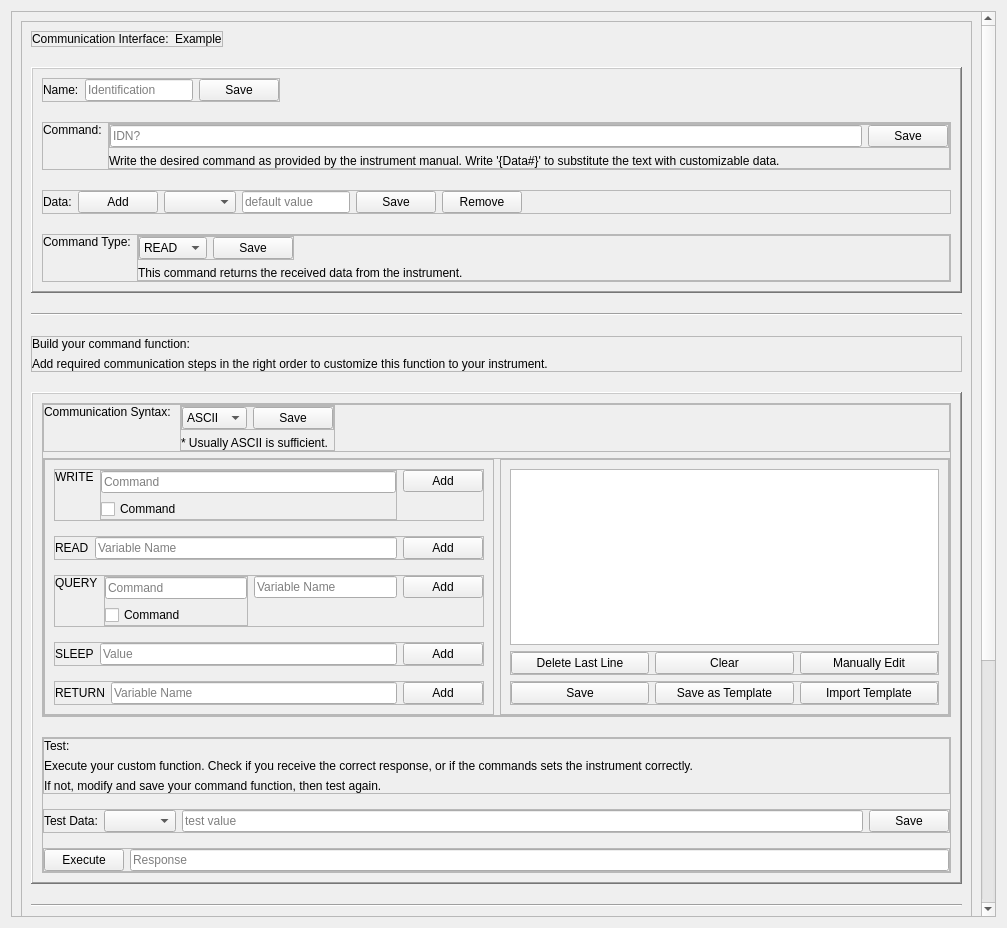
YeonungK/YonKu, file GUI/ui_files/new_command.ui: the form before one commit.
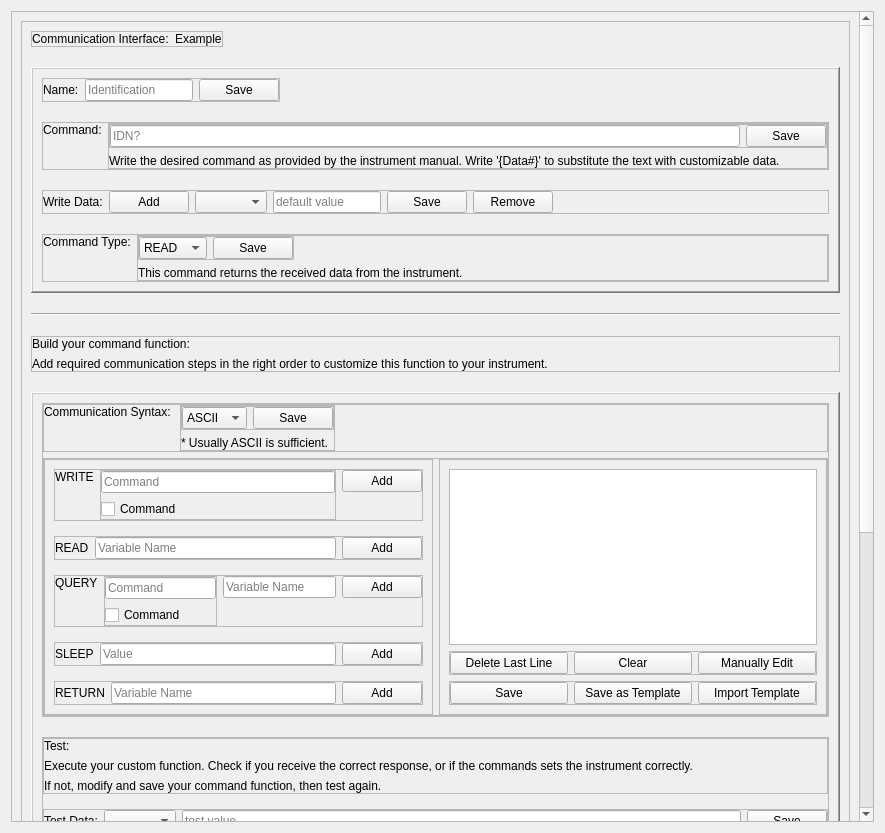
The form after the commit.

```diff
--- a/GUI/ui_files/new_command.ui
+++ b/GUI/ui_files/new_command.ui
@@ -6,8 +6,8 @@
    <rect>
     <x>0</x>
     <y>0</y>
-    <width>1007</width>
-    <height>928</height>
+    <width>885</width>
+    <height>833</height>
    </rect>
   </property>
   <property name="windowTitle">
@@ -27,7 +27,7 @@
        <rect>
         <x>0</x>
         <y>0</y>
-        <width>970</width>
+        <width>848</width>
         <height>1239</height>
        </rect>
       </property>
@@ -281,7 +281,7 @@
                    </sizepolicy>
                   </property>
                   <property name="text">
-                   <string>Data:</string>
+                   <string>Write Data:</string>
                   </property>
                  </widget>
                 </item>
```
